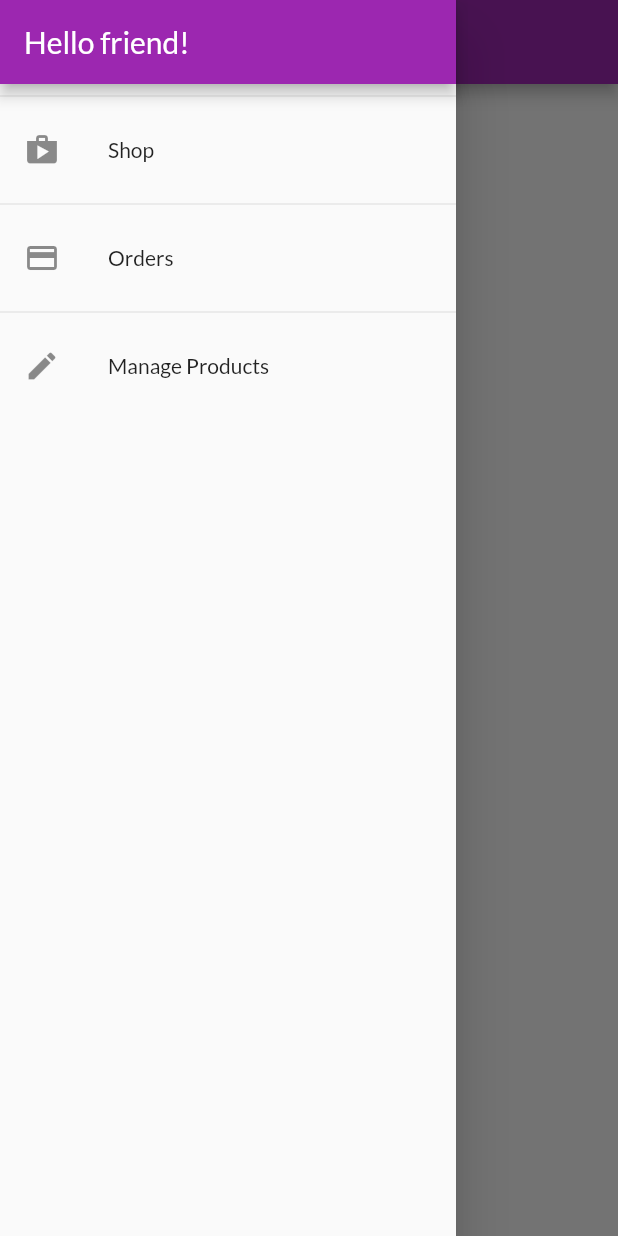
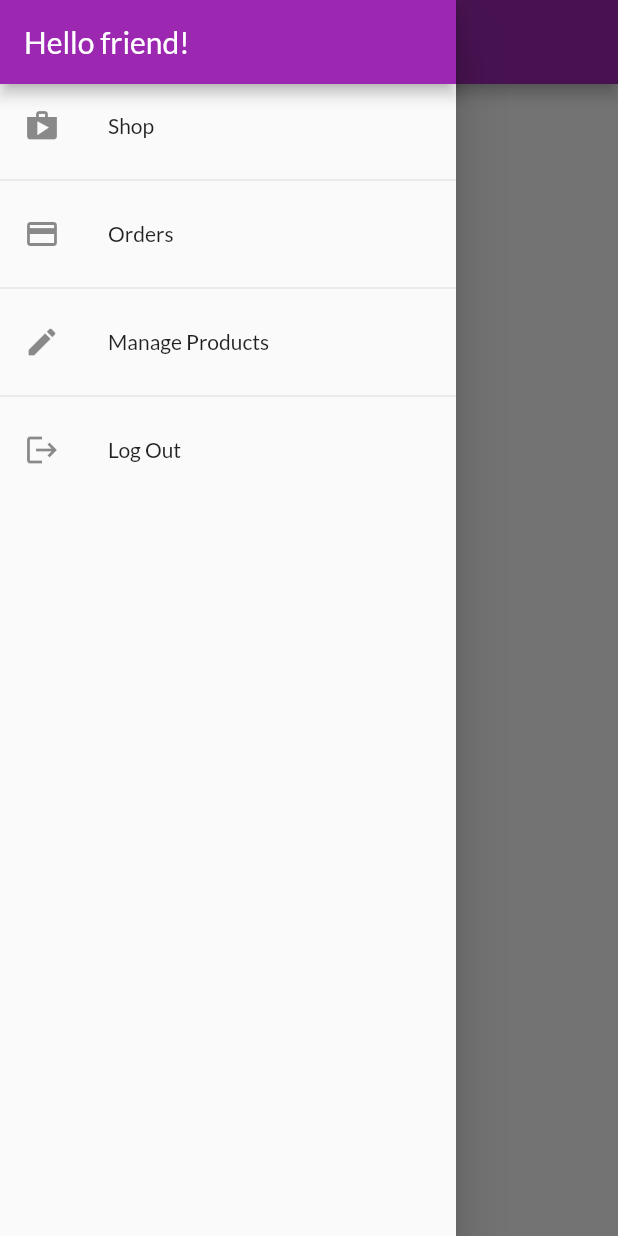
Before and after one commit to AmrAbdelmagid/ShopApp, a Flutter app: the OrdersScreen screen opened by its route, with the side drawer open, on a phone screen of 412 x 824 dp. Run offline on Flutter 3.47's test engine with Material 2 defaults, Android fonts, the phone set to English and light mode, and no system bars; network calls fail.

```diff
--- a/lib/widgets/app_drawer.dart
+++ b/lib/widgets/app_drawer.dart
@@ -1,9 +1,10 @@
 import 'package:flutter/material.dart';
+import 'package:provider/provider.dart';
+import 'package:untitled1/providers/auth_provider.dart';
 import 'package:untitled1/screens/orders_screen.dart';
 import 'package:untitled1/screens/user_product_screen.dart';
 
 class AppDrawer extends StatelessWidget {
-  const AppDrawer({Key key}) : super(key: key);
 
   @override
   Widget build(BuildContext context) {
@@ -14,7 +15,6 @@ class AppDrawer extends StatelessWidget {
             title: Text('Hello friend!'),
             automaticallyImplyLeading: false,
           ),
-          Divider(),
           ListTile(
             leading: Icon(Icons.shop),
             title: Text('Shop'),
@@ -38,6 +38,15 @@ class AppDrawer extends StatelessWidget {
               Navigator.of(context).pushReplacementNamed(UserProductScreen.routeName);
             },
           ),
+          Divider(),
+          ListTile(
+            leading: Icon(Icons.logout),
+            title: Text('Log Out'),
+            onTap: (){
+              Navigator.of(context).pop();
+              Provider.of<AuthProvider>(context,listen: false).logout();
+            },
+          ),
         ],
       ),
     );
```
Also changed, not shown: lib/providers/auth_provider.dart (+22 -0 lines).
